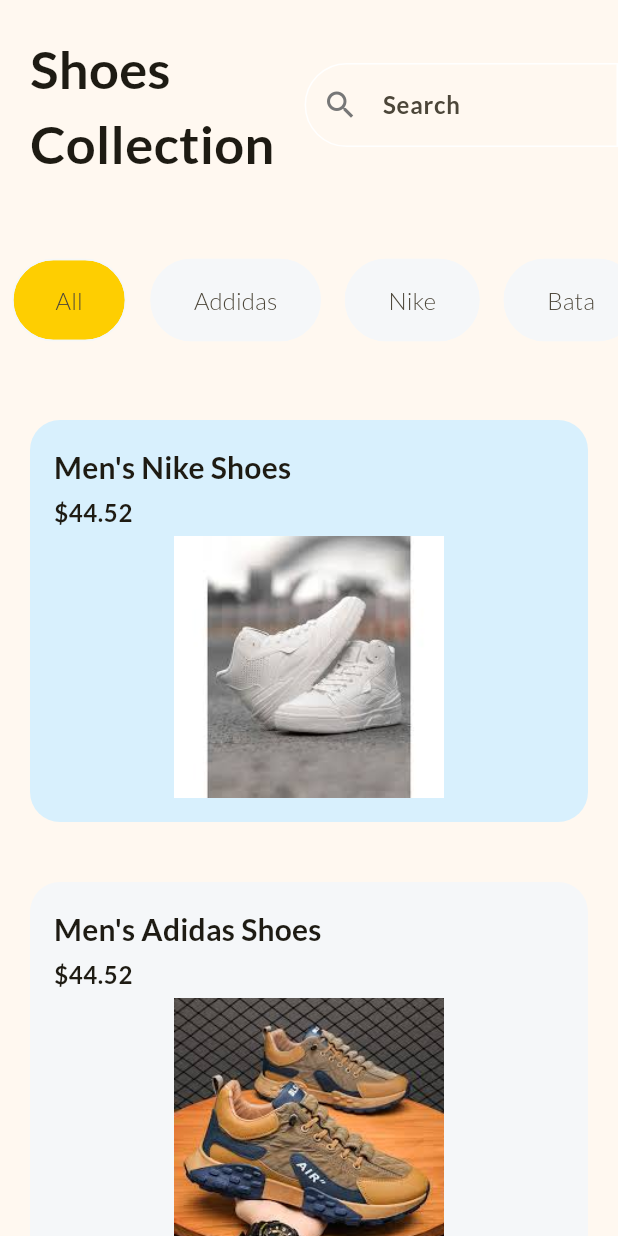
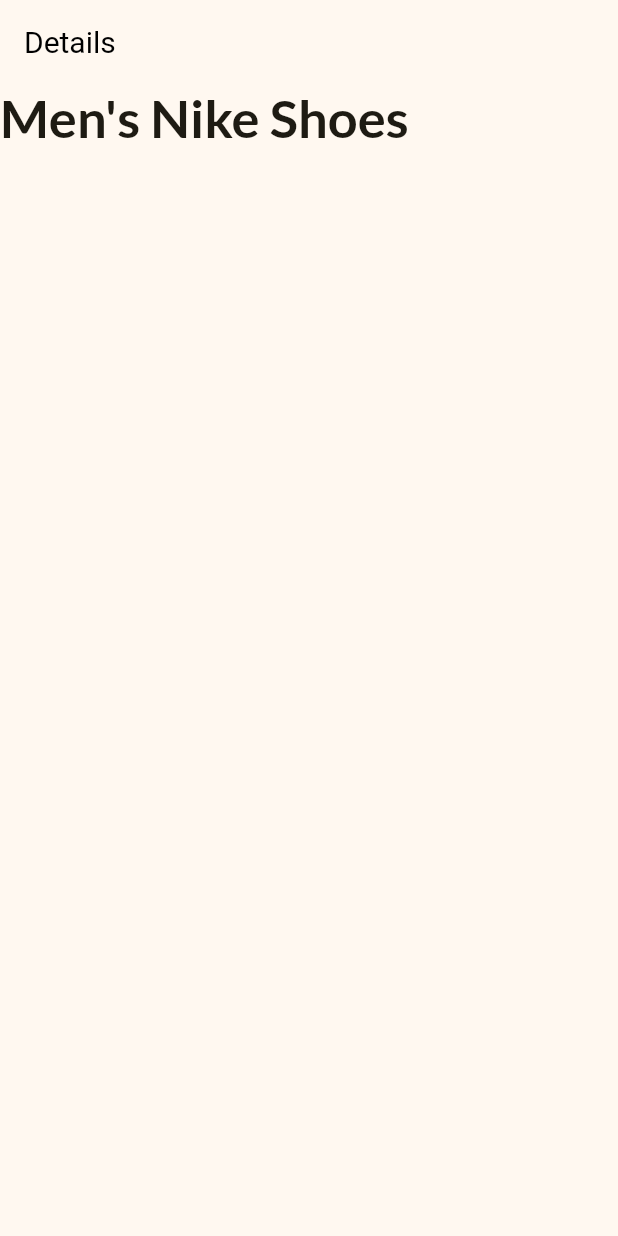
Before and after one commit to Sakshibhokare/flutter_practice_, a Flutter app: the screen it shows after launch, on a phone screen of 412 x 824 dp. Run offline on Flutter 3.47's test engine with Material 3 defaults, Android fonts, the light colour scheme and no system bars.

Commit message:
common title theme called

```diff
--- a/Shopping_App/shop_app/lib/home_page.dart
+++ b/Shopping_App/shop_app/lib/home_page.dart
@@ -40,7 +40,7 @@
                   padding: const EdgeInsets.all(20.0),
                   child: Text(
                     'Shoes\nCollection',
-                    style: TextStyle(fontWeight: FontWeight.bold, fontSize: 35),
+                    style: Theme.of(context).textTheme.titleLarge,
                   ),
                 ),
                 Expanded(
@@ -75,9 +75,10 @@
                       child: Chip(
                         label: Text(filter),
                         backgroundColor: selectedFilter == filter
-                            ? Theme.of(context).colorScheme.primary //theme.of(context) is refer to the nearest inheritated widget
+                            ? Theme.of(context)
+                                .colorScheme
+                                .primary //theme.of(context) is refer to the nearest inheritated widget
                             : Color.fromRGBO(245, 247, 249, 1),
-
                         side: const BorderSide(
                             color: Color.fromRGBO(245, 247, 249, 1)),
                         labelStyle: TextStyle(fontSize: 16),
@@ -91,21 +92,22 @@
                 },
               ),
             ),
-
-            Expanded( //expanded will take all amount of possible space
+            Expanded(
+              //expanded will take all amount of possible space
               child: ListView.builder(
-                itemCount: products.length,
-                itemBuilder: (context, index){
-                    final product = products[index]; //it will give an access of each product of particular index
+                  itemCount: products.length,
+                  itemBuilder: (context, index) {
+                    final product = products[
+                        index]; //it will give an access of each product of particular index
                     return ProductCard(
                       title: product['title'] as String,
                       price: product['price'] as double,
                       image: product['imageUrl'] as String,
                       backgroundColor: index.isEven
-                      ? const Color.fromRGBO(216, 240, 253, 1)
-                      :const Color.fromRGBO(245, 247, 249, 1),);
-              }
-              ),
+                          ? const Color.fromRGBO(216, 240, 253, 1)
+                          : const Color.fromRGBO(245, 247, 249, 1),
+                    );
+                  }),
             )
           ],
         ),
--- a/Shopping_App/shop_app/lib/main.dart
+++ b/Shopping_App/shop_app/lib/main.dart
@@ -1,5 +1,7 @@
 import 'package:flutter/material.dart';
+import 'package:shop_app/global_variables.dart';
 import 'package:shop_app/home_page.dart';
+import 'package:shop_app/product_details_page.dart';
 
 void main() {
   runApp(const MyApp());
@@ -20,6 +22,12 @@
             seedColor: Color.fromRGBO(254, 206, 1, 1), //seed color will create a toner palate
             primary: Color.fromRGBO(254, 206, 1, 1),
               ),
+              appBarTheme: AppBarTheme(
+                  titleTextStyle: TextStyle(
+                    fontSize: 20,
+                    color: Colors.black,
+                  )
+              ),
               inputDecorationTheme: const InputDecorationTheme(
                 hintStyle: TextStyle(
                   fontWeight: FontWeight.bold,
@@ -28,6 +36,9 @@
                 prefixIconColor: Color.fromRGBO(119, 119, 119, 1)
               ),
               textTheme: TextTheme(
+                titleLarge: TextStyle(
+                  fontWeight: FontWeight.bold, fontSize: 35
+                  ),
                 titleMedium: TextStyle(
                   fontWeight: FontWeight.bold,
                   fontSize: 20
@@ -36,9 +47,12 @@
                   fontWeight: FontWeight.bold,
                   fontSize: 16
                 )
-              )
               ),
-      home: const HomePage(),
+              useMaterial3: true,
+              ),
+      home:  ProductDetailsPage(
+        product: products[0],
+      ),
     );
   }
 }
--- /dev/null
+++ b/Shopping_App/shop_app/lib/product_details_page.dart
@@ -0,0 +1,25 @@
+import 'package:flutter/material.dart';
+
+class ProductDetailsPage extends StatelessWidget {
+  final Map<String, Object> product;
+  const ProductDetailsPage({
+    super.key,
+    required this.product});
+
+  @override
+  Widget build(BuildContext context) {
+    return Scaffold(
+      appBar: AppBar(
+        title: Text('Details'),
+      ),
+      body: Column(
+        children: [
+          Text(
+            product['title'] as String,
+          style: Theme.of(context).textTheme.titleLarge,),
+
+        ],
+      ),
+    );
+  }
+}
```
